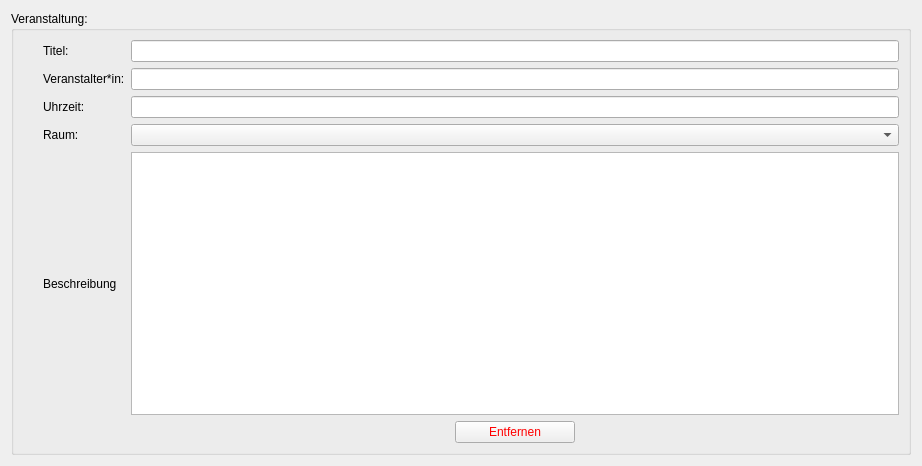
Qt form rsc/ui/event_widget.ui (jannes02/ZettelProgramm) before a commit.
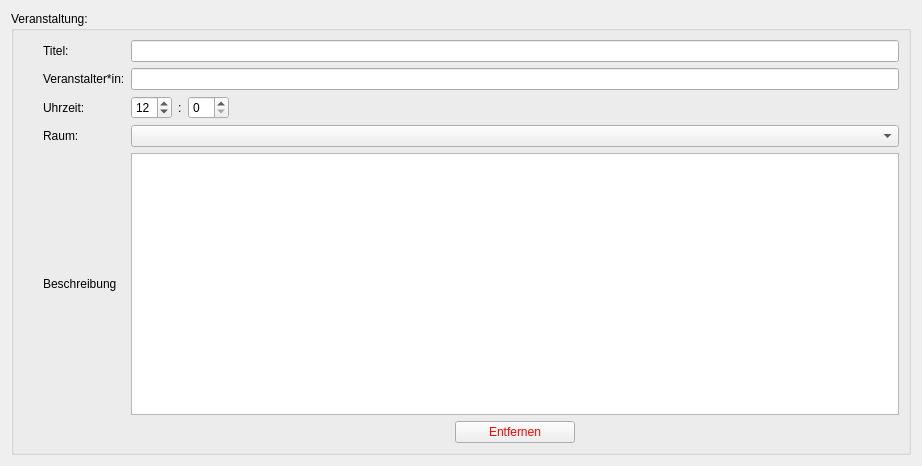
The same form after that commit. Custom widgets are drawn as their Qt base class.

Commit message: Added custom scroll widget, fixed zoom

What changed in the file:
```diff
--- a/rsc/ui/event_widget.ui
+++ b/rsc/ui/event_widget.ui
@@ -39,19 +39,6 @@
         </property>
        </widget>
       </item>
-      <item row="2" column="2">
-       <widget class="QLineEdit" name="le_time">
-        <property name="minimumSize">
-         <size>
-          <width>0</width>
-          <height>0</height>
-         </size>
-        </property>
-        <property name="placeholderText">
-         <string comment="dwads" extracomment="dad"/>
-        </property>
-       </widget>
-      </item>
       <item row="4" column="2">
        <widget class="QTextEdit" name="te_description">
         <property name="minimumSize">
@@ -235,6 +222,69 @@
         </item>
        </layout>
       </item>
+      <item row="2" column="2">
+       <layout class="QHBoxLayout" name="horizontalLayout">
+        <item>
+         <widget class="NoScrollSpinBox" name="sb_hh">
+          <property name="focusPolicy">
+           <enum>Qt::FocusPolicy::StrongFocus</enum>
+          </property>
+          <property name="maximum">
+           <number>23</number>
+          </property>
+          <property name="value">
+           <number>12</number>
+          </property>
+         </widget>
+        </item>
+        <item>
+         <widget class="QLabel" name="label_6">
+          <property name="sizePolicy">
+           <sizepolicy hsizetype="Maximum" vsizetype="Preferred">
+            <horstretch>0</horstretch>
+            <verstretch>0</verstretch>
+           </sizepolicy>
+          </property>
+          <property name="text">
+           <string>:</string>
+          </property>
+         </widget>
+        </item>
+        <item>
+         <widget class="NoScrollSpinBox" name="sb_mm">
+          <property name="focusPolicy">
+           <enum>Qt::FocusPolicy::StrongFocus</enum>
+          </property>
+          <property name="maximum">
+           <number>59</number>
+          </property>
+          <property name="singleStep">
+           <number>5</number>
+          </property>
+         </widget>
+        </item>
+        <item>
+         <widget class="QLabel" name="lbl_time">
+          <property name="text">
+           <string/>
+          </property>
+         </widget>
+        </item>
+        <item>
+         <spacer name="horizontalSpacer_6">
+          <property name="orientation">
+           <enum>Qt::Orientation::Horizontal</enum>
+          </property>
+          <property name="sizeHint" stdset="0">
+           <size>
+            <width>40</width>
+            <height>20</height>
+           </size>
+          </property>
+         </spacer>
+        </item>
+       </layout>
+      </item>
      </layout>
     </widget>
    </item>
@@ -246,6 +296,11 @@
    <extends>QComboBox</extends>
    <header>src.frontend.advancedqcombobox.h</header>
   </customwidget>
+  <customwidget>
+   <class>NoScrollSpinBox</class>
+   <extends>QSpinBox</extends>
+   <header>src.frontend.noscrollspinbox.h</header>
+  </customwidget>
  </customwidgets>
  <resources/>
  <connections/>
```
Left out of the diff: 3 changed lines with no effect on the pictures. The commit also changes 9 other files.
